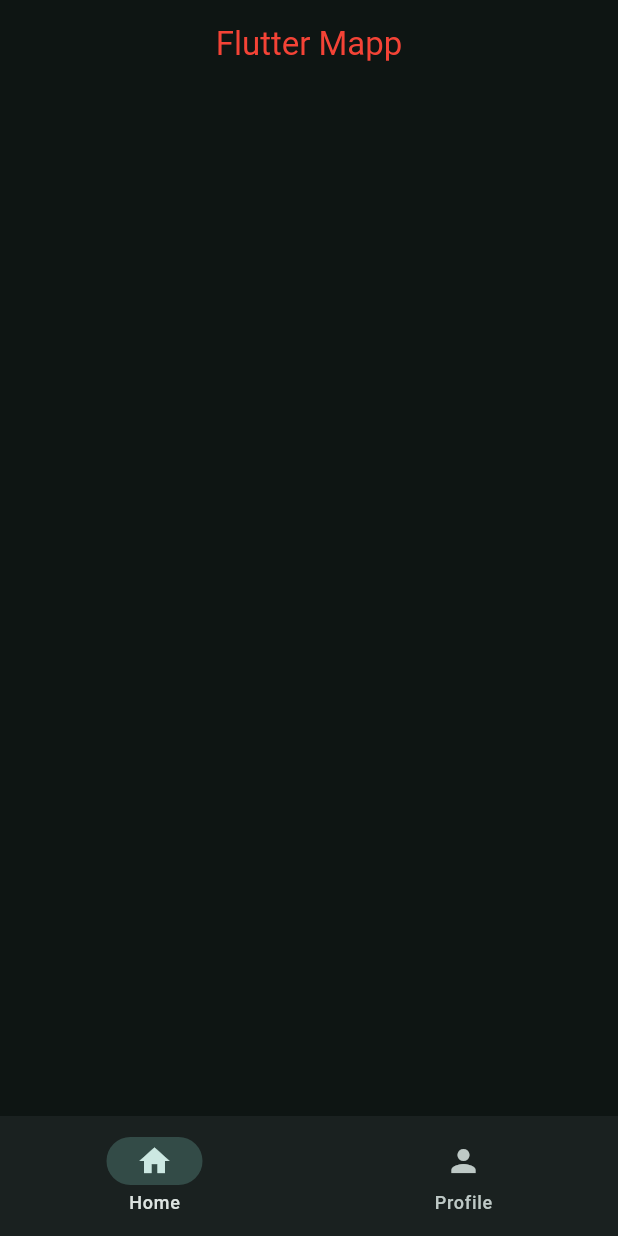
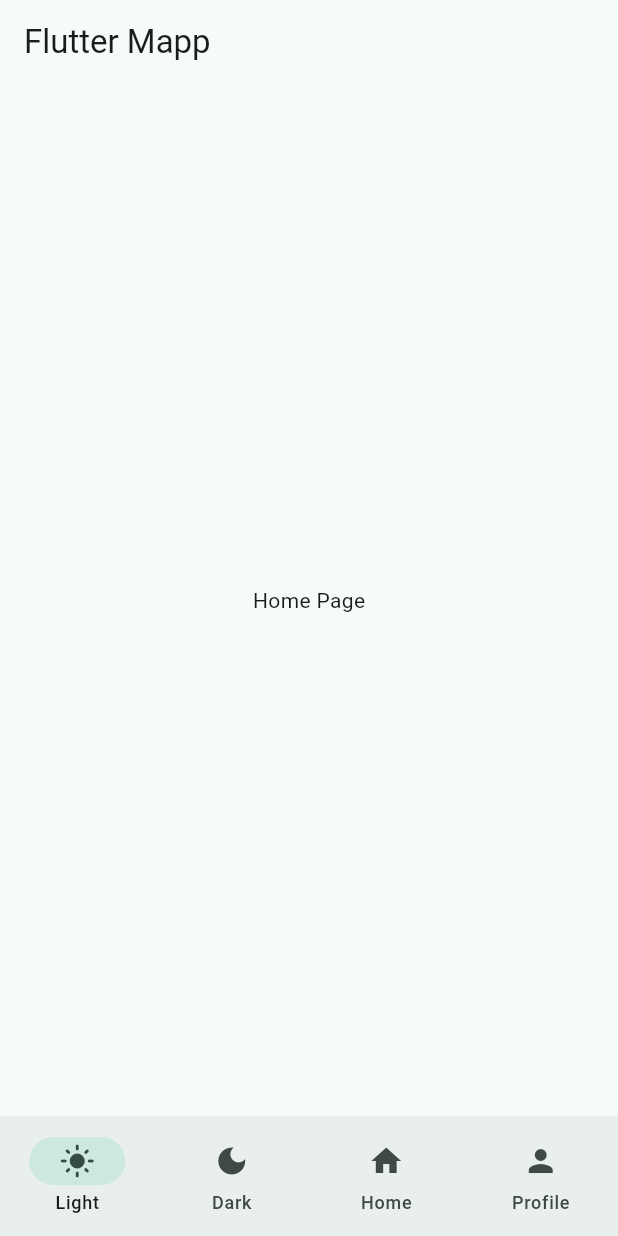
Before and after one commit to comradeos/flutterbox, a Flutter app: the screen it shows after launch, on a phone screen of 412 x 824 dp. Run offline on Flutter 3.47's test engine with Material 3 defaults, Android fonts, the phone set to English and light mode, and no system bars.

Commit message:
Refactor app structure and add navigation widgets
Reorganized the Flutter app by introducing WidgetTree, HomePage, ProfilePage, and NavbarWidget for improved modularity and navigation. Converted MyApp to StatefulWidget, added theme switching logic, and moved navigation state management to ValueNotifier. Archived previous main files for reference.

```diff
--- /dev/null
+++ b/lib/archive/main_stateless.dart
@@ -0,0 +1,53 @@
+import 'package:flutter/material.dart';
+
+void main() {
+  runApp(const MyApp()); // Точка входа: запускаем приложение
+}
+
+String title = 'Flutter Mapp'; // Заголовок приложения
+
+// Stateless
+class MyApp extends StatelessWidget {
+  const MyApp({super.key});
+
+  @override
+  Widget build(BuildContext context) {
+    // Основной виджет приложения
+    return MaterialApp(
+      debugShowCheckedModeBanner: false, // Убираем баннер "Debug"
+      theme: ThemeData(
+        colorScheme: ColorScheme.fromSeed(
+          seedColor: Colors.teal,
+          brightness: Brightness.dark,
+        ),
+      ),
+      // Главная страница приложения
+      home: Scaffold(
+        // Верхняя панель (AppBar)
+        appBar: AppBar(
+          title: Container(
+            height: 25,
+            child: Text(title, style: TextStyle(color: Colors.red)),
+          ),
+          centerTitle: true, // Центрируем заголовок
+          // backgroundColor: Colors.teal, // Можно задать цвет фона AppBar
+        ),
+
+        // Нижняя панель навигации (NavigationBar)
+        bottomNavigationBar: NavigationBar(
+          destinations: [
+            // Первый пункт меню — "Home"
+            NavigationDestination(icon: Icon(Icons.home), label: 'Home'),
+            // Второй пункт меню — "Profile"
+            NavigationDestination(icon: Icon(Icons.person), label: 'Profile'),
+          ],
+          selectedIndex: 0, // Индекс выбранной вкладки
+          onDestinationSelected: (value) {
+            // Обработка выбора вкладки
+            print(value);
+          },
+        ),
+      ),
+    );
+  }
+}
--- a/lib/main.dart
+++ b/lib/main.dart
@@ -1,51 +1,34 @@
 import 'package:flutter/material.dart';
+import 'package:flutterbox/views/widget_tree.dart';
 
 void main() {
-  runApp(const MyApp()); // Точка входа: запускаем приложение
+  runApp(const MyApp());
 }
 
-// Stateless
-class MyApp extends StatelessWidget {
+class MyApp extends StatefulWidget {
   const MyApp({super.key});
+  @override
+  State<MyApp> createState() => _MyAppState();
+}
+
+class _MyAppState extends State<MyApp> {
+  String appTitle = 'My App';
+
+  bool dark = false;
 
   @override
   Widget build(BuildContext context) {
-    // Основной виджет приложения
     return MaterialApp(
-      debugShowCheckedModeBanner: false, // Убираем баннер "Debug"
+      debugShowCheckedModeBanner: false,
       theme: ThemeData(
         colorScheme: ColorScheme.fromSeed(
-          seedColor: Colors.teal,
-          brightness: Brightness.dark,
+          seedColor: Colors.tealAccent,
+          brightness: dark == true
+            ? Brightness.dark
+            : Brightness.light
         ),
       ),
-      // Главная страница приложения
-      home: Scaffold(
-        // Верхняя панель (AppBar)
-        appBar: AppBar(
-          title: Container(
-            height: 25,
-            child: Text('Flutter Mapp', style: TextStyle(color: Colors.red)),
-          ),
-          centerTitle: true, // Центрируем заголовок
-          // backgroundColor: Colors.teal, // Можно задать цвет фона AppBar
-        ),
-
-        // Нижняя панель навигации (NavigationBar)
-        bottomNavigationBar: NavigationBar(
-          destinations: [
-            // Первый пункт меню — "Home"
-            NavigationDestination(icon: Icon(Icons.home), label: 'Home'),
-            // Второй пункт меню — "Profile"
-            NavigationDestination(icon: Icon(Icons.person), label: 'Profile'),
-          ],
-          selectedIndex: 0, // Индекс выбранной вкладки
-          onDestinationSelected: (value) {
-            // Обработка выбора вкладки
-            print(value);
-          },
-        ),
-      ),
+      home: WidgetTree()
     );
   }
 }
--- /dev/null
+++ b/lib/views/data/notifiers.dart
@@ -0,0 +1,6 @@
+// ValueNotifier: hold the data
+// ValueListenableBuilder: listen to the data (dont need the setstate
+
+import 'package:flutter/material.dart';
+
+ValueNotifier<int> selectedPageNotifier = ValueNotifier(0);
--- /dev/null
+++ b/lib/views/pages/home_page.dart
@@ -0,0 +1,12 @@
+import 'package:flutter/material.dart';
+
+class HomePage extends StatelessWidget {
+  const HomePage({super.key});
+
+  @override
+  Widget build(BuildContext context) {
+    return Center(
+      child: Text('Home Page'),
+    );
+  }
+}
--- /dev/null
+++ b/lib/views/widget_tree.dart
@@ -0,0 +1,24 @@
+import 'package:flutter/material.dart';
+import 'package:flutterbox/views/pages/home_page.dart';
+import 'package:flutterbox/views/pages/profile_page.dart';
+import 'widgets/navbar_widget.dart';
+
+List<Widget> pages = [
+  HomePage(),
+  ProfilePage(),
+];
+
+class WidgetTree extends StatelessWidget {
+  const WidgetTree({super.key});
+
+  @override
+  Widget build(BuildContext context) {
+    return Scaffold(
+      appBar: AppBar(
+        title: Text('Flutter Mapp'),
+      ),
+      body: pages.elementAt(0),
+      bottomNavigationBar: NavbarWidget(),
+    );
+  }
+}
--- /dev/null
+++ b/lib/views/widgets/navbar_widget.dart
@@ -0,0 +1,35 @@
+import 'package:flutter/material.dart';
+import 'package:flutterbox/views/data/notifiers.dart';
+
+class NavbarWidget extends StatefulWidget {
+  const NavbarWidget({super.key});
+
+  @override
+  State<NavbarWidget> createState() => _NavbarWidgetState();
+}
+
+class _NavbarWidgetState extends State<NavbarWidget> {
+   int selectedIndex = 0;
+
+  @override
+  Widget build(BuildContext context) {
+    return ValueListenableBuilder(
+      valueListenable: selectedPageNotifier,
+      builder: (context, selectedPage, child) {
+        return NavigationBar(
+            destinations: [
+              NavigationDestination(icon: Icon(Icons.light_mode), label: 'Light'),
+              NavigationDestination(icon: Icon(Icons.dark_mode), label: 'Dark'),
+              NavigationDestination(icon: Icon(Icons.home), label: 'Home'),
+              NavigationDestination(icon: Icon(Icons.person), label: 'Profile'),
+            ],
+
+            onDestinationSelected: (int value) {
+            },
+
+            selectedIndex: selectedPage,
+          );
+      }
+    );
+  }
+}
```
Also changed, not shown: lib/archive/main_recap.dart (added, +96 -0 lines), lib/views/pages/profile_page.dart (added, +12 -0 lines).
